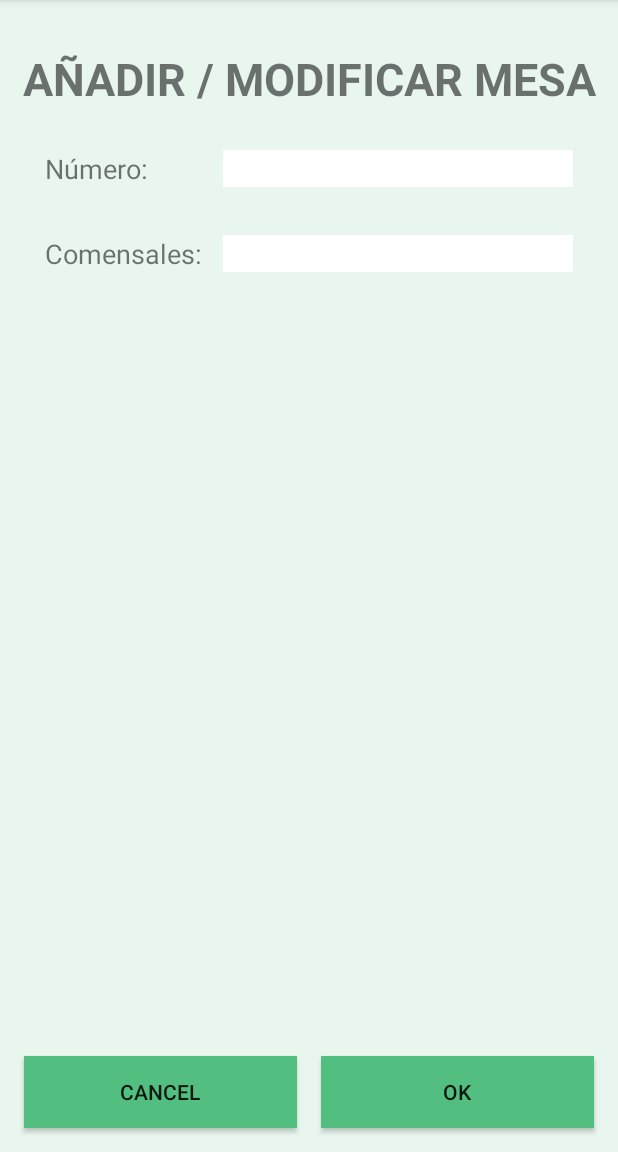
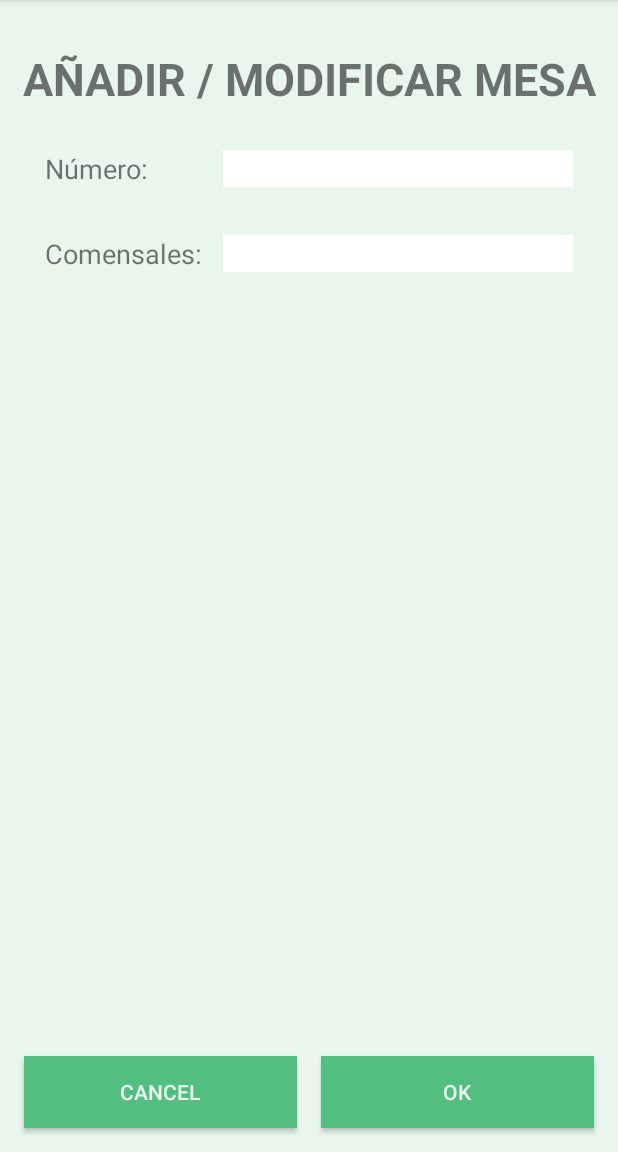
Before and after one commit to baiofer/McAlister, an Android app: the AddTableActivity screen opened directly, with no data from a screen before it, on a phone screen of 412 x 824 dp, the part 84-1236 px from its top. Run offline under Robolectric (Android 15) with nearby library versions, the phone set to English and light mode, and no system bars.

Commit message:
Changed text color in buttons

```diff
--- a/app/src/main/res/layout/activity_add_table.xml
+++ b/app/src/main/res/layout/activity_add_table.xml
@@ -17,6 +17,7 @@
         android:layout_marginStart="16dp"
         android:background="#52BE7F"
         android:text="@android:string/cancel"
+        android:textColor="#E8F6EE"
         app:layout_constraintBottom_toBottomOf="parent"
         app:layout_constraintEnd_toStartOf="@+id/ok_add_button"
         app:layout_constraintHorizontal_bias="0.5"
@@ -31,6 +32,7 @@
         android:layout_marginStart="8dp"
         android:background="#52BE7F"
         android:text="@android:string/ok"
+        android:textColor="#E8F6EE"
         app:layout_constraintBottom_toBottomOf="parent"
         app:layout_constraintEnd_toEndOf="parent"
         app:layout_constraintHorizontal_bias="0.5"
--- a/app/src/main/res/layout/activity_delete_table.xml
+++ b/app/src/main/res/layout/activity_delete_table.xml
@@ -16,6 +16,7 @@
         android:layout_marginStart="16dp"
         android:background="#52BE7F"
         android:text="@android:string/cancel"
+        android:textColor="#E8F6EE"
         app:layout_constraintBottom_toBottomOf="parent"
         app:layout_constraintEnd_toStartOf="@+id/ok_erase_button"
         app:layout_constraintHorizontal_bias="0.5"
@@ -30,6 +31,7 @@
         android:layout_marginStart="8dp"
         android:background="#52BE7F"
         android:text="@android:string/ok"
+        android:textColor="#E8F6EE"
         app:layout_constraintBottom_toBottomOf="parent"
         app:layout_constraintEnd_toEndOf="parent"
         app:layout_constraintHorizontal_bias="0.5"
--- a/app/src/main/res/layout/activity_mc_alister.xml
+++ b/app/src/main/res/layout/activity_mc_alister.xml
@@ -73,6 +73,7 @@
             android:layout_marginEnd="16dp"
             android:background="#52BE7F"
             android:text="@android:string/ok"
+            android:textColor="#E8F6EE"
             app:layout_constraintBottom_toBottomOf="parent"
             app:layout_constraintEnd_toEndOf="parent"/>
 
--- a/app/src/main/res/layout/activity_notes_table.xml
+++ b/app/src/main/res/layout/activity_notes_table.xml
@@ -89,6 +89,7 @@
             android:layout_weight="1"
             android:background="#52BE7F"
             android:text="@android:string/ok"
+            android:textColor="#E8F6EE"
             tools:ignore="ButtonStyle"/>
 
         <Button
@@ -100,6 +101,7 @@
             android:layout_weight="1"
             android:background="#52BE7F"
             android:text="@android:string/cancel"
+            android:textColor="#E8F6EE"
             tools:ignore="ButtonStyle"/>
 
     </LinearLayout>
--- a/app/src/main/res/layout/activity_table.xml
+++ b/app/src/main/res/layout/activity_table.xml
@@ -60,6 +60,7 @@
                 android:layout_weight="1"
                 android:background="#52BE7F"
                 android:text="@android:string/ok"
+                android:textColor="#E8F6EE"
                 tools:ignore="ButtonStyle"/>
 
             <Button
@@ -71,6 +72,7 @@
                 android:layout_weight="1"
                 android:background="#52BE7F"
                 android:text="@android:string/cancel"
+                android:textColor="#E8F6EE"
                 tools:ignore="ButtonStyle"/>
 
             <Button
@@ -81,6 +83,7 @@
                 android:layout_weight="1"
                 android:background="#52BE7F"
                 android:text="@string/add_plate_button"
+                android:textColor="#E8F6EE"
                 tools:ignore="ButtonStyle"/>
         </LinearLayout>
 
```
Also changed, not shown: app/src/main/res/layout/cell_table.xml (deleted, +0 -7 lines).
